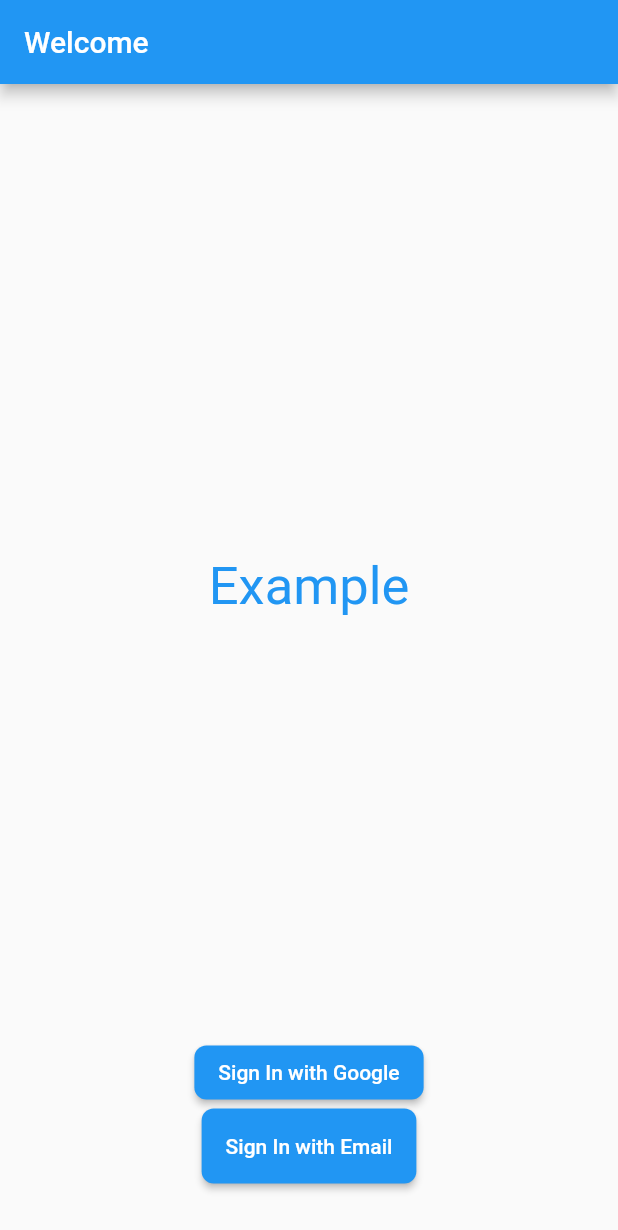
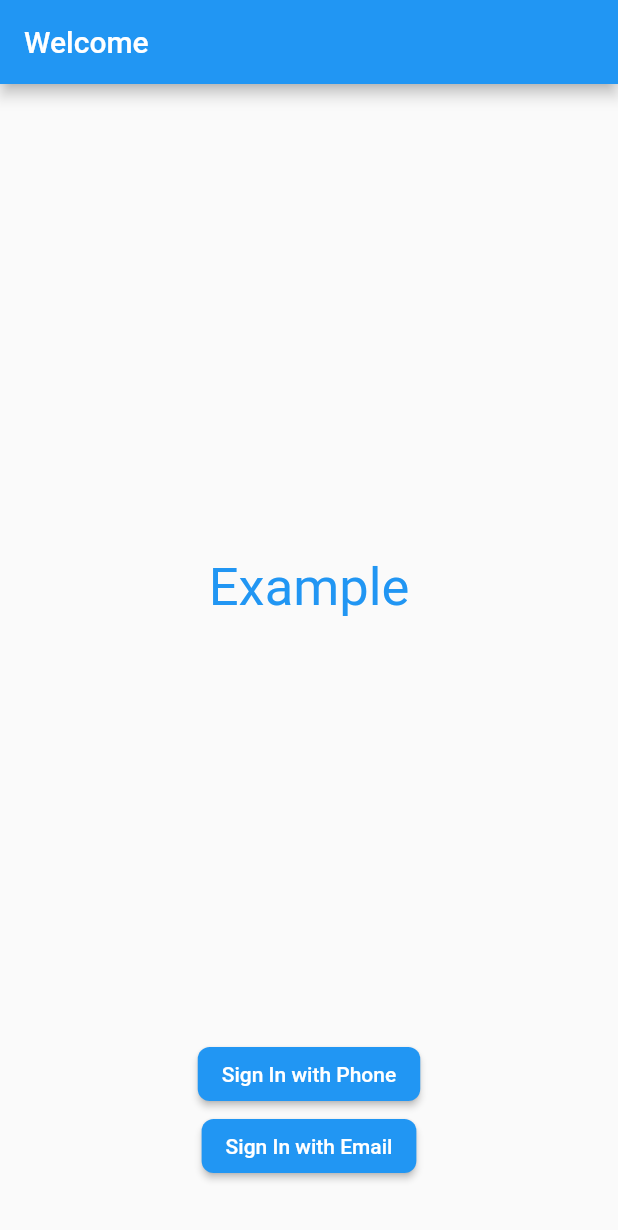
Before and after one commit to Mohitkoley/bloc_three, a Flutter app: the screen it shows after launch, on a phone screen of 412 x 824 dp. Shown: the top 1230 px of the screen. Run offline on Flutter 3.47's test engine with Material 2 defaults, Android fonts, the phone set to English and light mode, and no system bars; our stand-ins replace bloc, connectivity_plus, email_validator, firebase_auth, firebase_core, flutter_bloc; accounts and stored records are empty.

Commit message:
Fourth commit

```diff
--- a/lib/main.dart
+++ b/lib/main.dart
@@ -1,10 +1,17 @@
 import 'package:bloc_three/Cubit/cubit/internet_cubit.dart';
+import 'package:bloc_three/firebase_options.dart';
+import 'package:bloc_three/screens/Sign_in/phone_auth/cubit/phone_auth_cubit.dart';
+import 'package:bloc_three/screens/home.dart';
 import 'package:bloc_three/screens/welcome/welcome_screen.dart';
+import 'package:firebase_core/firebase_core.dart';
 import 'package:flutter/material.dart';
 import 'package:flutter_bloc/flutter_bloc.dart';
 
-void main() {
+void main() async {
   WidgetsFlutterBinding.ensureInitialized();
+  await Firebase.initializeApp(
+    options: DefaultFirebaseOptions.currentPlatform,
+  );
   runApp(const MyApp());
 }
 
@@ -15,25 +22,65 @@ class MyApp extends StatelessWidget {
   @override
   Widget build(BuildContext context) {
     return BlocProvider(
+      create: (context) => PhoneAuthCubit(),
+      child: BlocBuilder<PhoneAuthCubit, PhoneAuthCubitState>(
+        builder: (context, state) {
+          if (state is AuthLoggedOutState) {
+            return MaterialApp(
+                debugShowCheckedModeBanner: false,
+                title: 'Flutter Demo',
+                theme: ThemeData(
+                  visualDensity: VisualDensity.adaptivePlatformDensity,
+                  primarySwatch: Colors.blue,
+                  inputDecorationTheme: InputDecorationTheme(
+                    enabledBorder: OutlineInputBorder(
+                      borderSide:
+                          BorderSide(width: 3, color: Colors.deepPurple[300]!),
+                    ),
+                    border: const OutlineInputBorder(
+                      borderSide:
+                          BorderSide(width: 3, color: Colors.amberAccent),
+                    ),
+                    focusedBorder: const OutlineInputBorder(
+                      borderSide:
+                          BorderSide(width: 3, color: Colors.amberAccent),
+                    ),
+                  ),
+                ),
+                home: const WelcomeScreen(),
+                routes: {
+                  Home.routeName: (context) => const Home(),
+                });
+          }
+          return BlocProvider(
             create: (context) => InternetCubit(),
             child: MaterialApp(
                 debugShowCheckedModeBanner: false,
                 title: 'Flutter Demo',
                 theme: ThemeData(
+                  visualDensity: VisualDensity.adaptivePlatformDensity,
                   primarySwatch: Colors.blue,
-          inputDecorationTheme: const InputDecorationTheme(
+                  inputDecorationTheme: InputDecorationTheme(
                     enabledBorder: OutlineInputBorder(
-              borderSide: BorderSide(width: 3, color: Colors.white),
+                      borderSide:
+                          BorderSide(width: 3, color: Colors.deepPurple[300]!),
                     ),
-            border: OutlineInputBorder(
-              borderSide: BorderSide(width: 3, color: Colors.amberAccent),
+                    border: const OutlineInputBorder(
+                      borderSide:
+                          BorderSide(width: 3, color: Colors.amberAccent),
                     ),
-            focusedBorder: OutlineInputBorder(
-              borderSide: BorderSide(width: 3, color: Colors.amberAccent),
+                    focusedBorder: const OutlineInputBorder(
+                      borderSide:
+                          BorderSide(width: 3, color: Colors.amberAccent),
                     ),
                   ),
                 ),
-        home: const WelcomeScreen(),
+                home: const Home(),
+                routes: {
+                  Home.routeName: (context) => const Home(),
+                }),
+          );
+        },
       ),
     );
   }
--- /dev/null
+++ b/lib/screens/Sign_in/phone_auth/bloc/phone_auth_bloc.dart
@@ -0,0 +1,13 @@
+import 'package:bloc/bloc.dart';
+import 'package:meta/meta.dart';
+
+part 'phone_auth_event.dart';
+part 'phone_auth_state.dart';
+
+class PhoneAuthBloc extends Bloc<PhoneAuthEvent, PhoneAuthState> {
+  PhoneAuthBloc() : super(PhoneAuthInitial()) {
+    on<PhoneAuthEvent>((event, emit) {
+      // TODO: implement event handler
+    });
+  }
+}
--- /dev/null
+++ b/lib/screens/Sign_in/phone_auth/bloc/phone_auth_event.dart
@@ -0,0 +1,4 @@
+part of 'phone_auth_bloc.dart';
+
+@immutable
+abstract class PhoneAuthEvent {}
--- /dev/null
+++ b/lib/screens/Sign_in/phone_auth/bloc/phone_auth_state.dart
@@ -0,0 +1,6 @@
+part of 'phone_auth_bloc.dart';
+
+@immutable
+abstract class PhoneAuthState {}
+
+class PhoneAuthInitial extends PhoneAuthState {}
--- /dev/null
+++ b/lib/screens/Sign_in/phone_auth/cubit/phone_auth_cubit.dart
@@ -0,0 +1,62 @@
+import 'package:bloc/bloc.dart';
+import 'package:firebase_auth/firebase_auth.dart';
+import 'package:meta/meta.dart';
+
+part 'phone_auth_state.dart';
+
+class PhoneAuthCubit extends Cubit<PhoneAuthCubitState> {
+  final FirebaseAuth _auth = FirebaseAuth.instance;
+  PhoneAuthCubit() : super(PhoneAuthInitial()) {
+    _auth.authStateChanges().listen((User? user) {
+      if (user == null) {
+        emit(AuthLoggedOutState());
+      } else {
+        emit(AuthLoggedinState(firebaseUser: user));
+      }
+    });
+  }
+
+  String? _verificationId;
+
+  void sendOtp(String phoneNumber) async {
+    emit(AuthLoadingState());
+    _auth.verifyPhoneNumber(
+      phoneNumber: phoneNumber,
+      codeSent: (verificationId, forceResendingToken) {
+        emit(AuthGotVerificationId());
+        _verificationId = verificationId;
+        emit(AuthCodeSend());
+      },
+      codeAutoRetrievalTimeout: (verificationId) {
+        _verificationId = verificationId;
+      },
+      verificationCompleted: (PhoneAuthCredential phoneAuthCredential) {
+        signinWithPhone(phoneAuthCredential);
+      },
+      verificationFailed: (FirebaseAuthException e) {
+        emit(AuthErrorState(e.message!));
+      },
+    );
+  }
+
+  void verifyOtp(String otp) async {
+    PhoneAuthCredential credential = PhoneAuthProvider.credential(
+        verificationId: _verificationId!, smsCode: otp);
+    signinWithPhone(credential);
+  }
+
+  void signinWithPhone(PhoneAuthCredential credential) async {
+    try {
+      emit(AuthLoadingState());
+      await _auth.signInWithCredential(credential);
+      emit(AuthLoggedinState(firebaseUser: _auth.currentUser!));
+    } on FirebaseAuthException catch (e) {
+      emit(AuthErrorState(e.message!));
+    }
+  }
+
+  void signOut() async {
+    await _auth.signOut();
+    emit(AuthLoggedOutState());
+  }
+}
--- /dev/null
+++ b/lib/screens/Sign_in/phone_auth/cubit/phone_auth_state.dart
@@ -0,0 +1,27 @@
+part of 'phone_auth_cubit.dart';
+
+@immutable
+abstract class PhoneAuthCubitState {}
+
+class PhoneAuthInitial extends PhoneAuthCubitState {}
+
+class AuthLoadingState extends PhoneAuthCubitState {}
+
+class AuthCodeVerified extends PhoneAuthCubitState {}
+
+class AuthCodeSend extends PhoneAuthCubitState {}
+
+class AuthGotVerificationId extends PhoneAuthCubitState {}
+
+class AuthLoggedinState extends PhoneAuthCubitState {
+  final User firebaseUser;
+
+  AuthLoggedinState({required this.firebaseUser});
+}
+
+class AuthLoggedOutState extends PhoneAuthCubitState {}
+
+class AuthErrorState extends PhoneAuthCubitState {
+  final String error;
+  AuthErrorState(this.error);
+}
--- a/lib/screens/welcome/welcome_screen.dart
+++ b/lib/screens/welcome/welcome_screen.dart
@@ -1,4 +1,5 @@
 import 'package:bloc_three/screens/Sign_in/bloc/sign_in_bloc.dart';
+import 'package:bloc_three/screens/Sign_in/phone_auth/phone_auth_screen.dart';
 import 'package:bloc_three/screens/Sign_in/sign_in_screen.dart';
 import 'package:flutter/material.dart';
 import 'package:flutter_bloc/flutter_bloc.dart';
@@ -32,8 +33,11 @@ class _WelcomeScreenState extends State<WelcomeScreen> {
                 mainAxisAlignment: MainAxisAlignment.spaceBetween,
                 children: [
                   ElevatedButton(
-                    onPressed: () {},
-                    child: Text("Sign In with Google"),
+                    onPressed: () {
+                      Navigator.push(context,
+                          MaterialPageRoute(builder: (_) => PhoneAuthScreen()));
+                    },
+                    child: Text("Sign In with Phone"),
                     style: ElevatedButton.styleFrom(
                         shape: RoundedRectangleBorder(
                             borderRadius: BorderRadius.circular(8))),
@@ -50,7 +54,6 @@ class _WelcomeScreenState extends State<WelcomeScreen> {
                     },
                     child: Text("Sign In with Email"),
                     style: ElevatedButton.styleFrom(
-                        minimumSize: Size(60, 50),
                         shape: RoundedRectangleBorder(
                             borderRadius: BorderRadius.circular(8))),
                   ),
--- a/pubspec.yaml
+++ b/pubspec.yaml
@@ -39,6 +39,8 @@ dependencies:
   flutter_bloc: ^8.1.2
   connectivity_plus: ^3.0.4
   email_validator: ^2.1.17
+  firebase_core: ^2.10.0
+  firebase_auth: ^4.4.2
 
 dev_dependencies:
   flutter_test:
```
Also changed, not shown: lib/screens/Sign_in/phone_auth/phone_auth_screen.dart (added, +142 -0 lines), lib/screens/Sign_in/phone_auth/verify_otp.dart (added, +180 -0 lines), lib/screens/home.dart (+47 -8 lines), lib/firebase_options.dart (added), pubspec.lock, 5 other files. Lines whose indentation alone changed are shown as unchanged.
